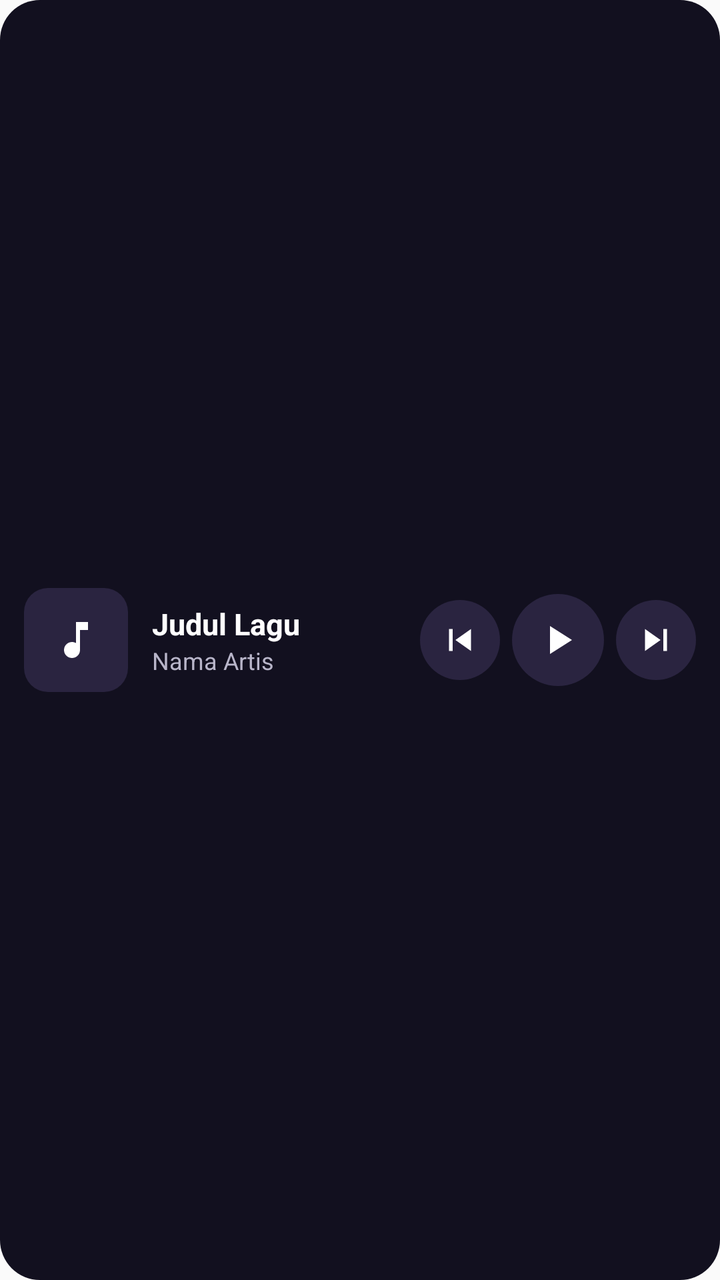
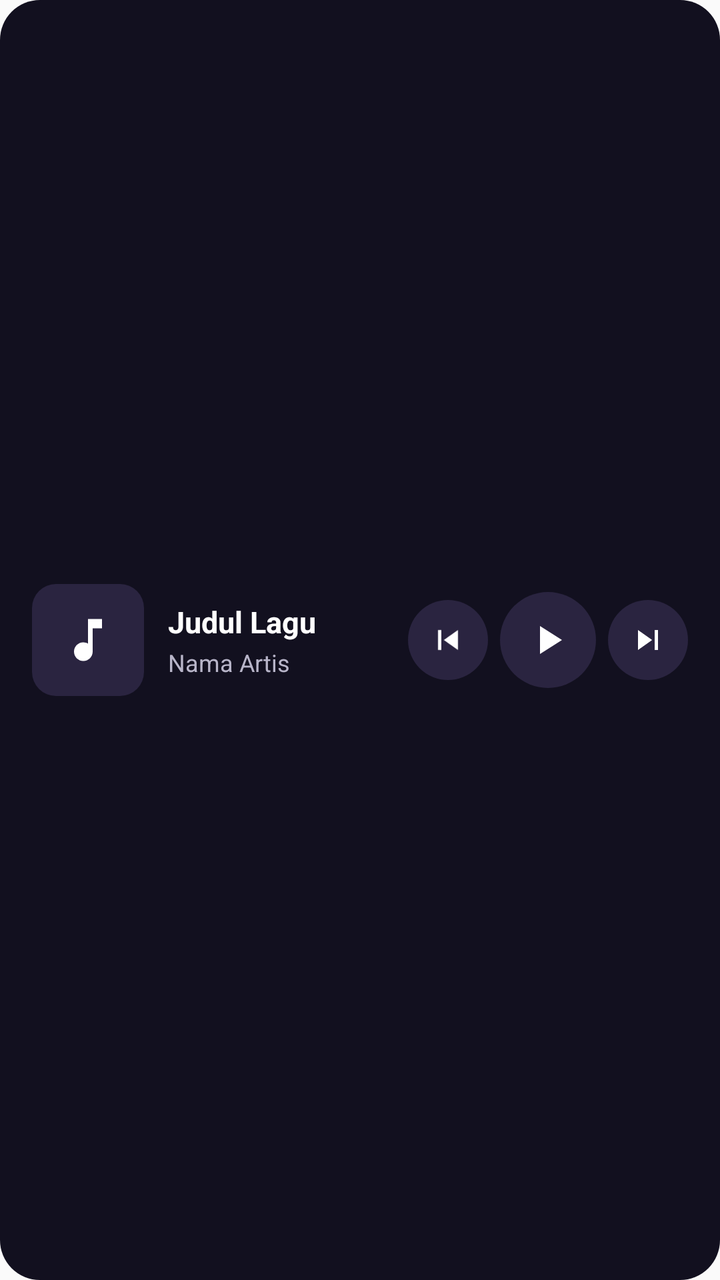

Before-and-after screenshots of an Android layout around one commit, followed by the original layout XML and the change that was made.
<!-- AndroidManifest.xml: application theme Theme.MusicOrbit -->
<!-- res/layout/widget_preview.xml -->
<?xml version="1.0" encoding="utf-8"?>
<LinearLayout xmlns:android="http://schemas.android.com/apk/res/android"
    android:layout_width="match_parent"
    android:layout_height="match_parent"
    android:orientation="horizontal"
    android:gravity="center_vertical"
    android:background="@drawable/widget_preview_bg"
    android:padding="12dp">

    <ImageView
        android:layout_width="52dp"
        android:layout_height="52dp"
        android:background="@drawable/widget_art_bg"
        android:padding="14dp"
        android:scaleType="fitCenter"
        android:src="@drawable/ic_stat_music"
        android:contentDescription="@null" />

    <LinearLayout
        android:layout_width="0dp"
        android:layout_height="wrap_content"
        android:layout_weight="1"
        android:layout_marginStart="12dp"
        android:orientation="vertical">

        <TextView
            android:layout_width="match_parent"
            android:layout_height="wrap_content"
            android:maxLines="1"
            android:ellipsize="end"
            android:text="@string/widget_preview_title"
            android:textColor="#FFFFFFFF"
            android:textSize="15sp"
            android:textStyle="bold" />

        <TextView
            android:layout_width="match_parent"
            android:layout_height="wrap_content"
            android:maxLines="1"
            android:ellipsize="end"
            android:text="@string/widget_preview_artist"
            android:textColor="#FFB8B5C9"
            android:textSize="12sp" />
    </LinearLayout>

    <ImageView
        android:layout_width="40dp"
        android:layout_height="40dp"
        android:background="@drawable/widget_button_bg"
        android:padding="9dp"
        android:src="@drawable/ic_widget_prev"
        android:contentDescription="@null" />

    <ImageView
        android:layout_width="46dp"
        android:layout_height="46dp"
        android:layout_marginStart="6dp"
        android:background="@drawable/widget_button_bg"
        android:padding="11dp"
        android:src="@drawable/ic_widget_play"
        android:contentDescription="@null" />

    <ImageView
        android:layout_width="40dp"
        android:layout_height="40dp"
        android:layout_marginStart="6dp"
        android:background="@drawable/widget_button_bg"
        android:padding="9dp"
        android:src="@drawable/ic_widget_next"
        android:contentDescription="@null" />
</LinearLayout>
<!-- resources referenced by this layout -->
<resources>
  <!-- drawable ic_stat_music (drawable) -->
  <vector xmlns:android="http://schemas.android.com/apk/res/android"
      android:width="24dp"
      android:height="24dp"
      android:viewportWidth="24"
      android:viewportHeight="24"
      android:tint="#FFFFFF">
      <path
          android:fillColor="#FFFFFF"
          android:pathData="M12,3v10.55c-0.59,-0.34 -1.27,-0.55 -2,-0.55 -2.21,0 -4,1.79 -4,4s1.79,4 4,4 4,-1.79 4,-4V7h4V3h-6z" />
  </vector>
  <!-- drawable ic_widget_next (drawable) -->
  <vector xmlns:android="http://schemas.android.com/apk/res/android"
      android:width="24dp"
      android:height="24dp"
      android:viewportWidth="24"
      android:viewportHeight="24"
      android:tint="#FFFFFFFF">
      <path
          android:fillColor="#FFFFFFFF"
          android:pathData="M6,18l8.5,-6L6,6v12zM16,6v12h2V6h-2z" />
  </vector>
  <!-- drawable ic_widget_play (drawable) -->
  <vector xmlns:android="http://schemas.android.com/apk/res/android"
      android:width="24dp"
      android:height="24dp"
      android:viewportWidth="24"
      android:viewportHeight="24"
      android:tint="#FFFFFFFF">
      <path
          android:fillColor="#FFFFFFFF"
          android:pathData="M8,5v14l11,-7z" />
  </vector>
  <!-- drawable ic_widget_prev (drawable) -->
  <vector xmlns:android="http://schemas.android.com/apk/res/android"
      android:width="24dp"
      android:height="24dp"
      android:viewportWidth="24"
      android:viewportHeight="24"
      android:tint="#FFFFFFFF">
      <path
          android:fillColor="#FFFFFFFF"
          android:pathData="M6,6h2v12L6,18zM9.5,12l8.5,6L18,6z" />
  </vector>
  <!-- drawable widget_art_bg (drawable) -->
  <?xml version="1.0" encoding="utf-8"?>
  <shape xmlns:android="http://schemas.android.com/apk/res/android"
      android:shape="rectangle">
      <solid android:color="#2A2440" />
      <corners android:radius="12dp" />
  </shape>
  <!-- drawable widget_button_bg (drawable) -->
  <?xml version="1.0" encoding="utf-8"?>
  <shape xmlns:android="http://schemas.android.com/apk/res/android"
      android:shape="oval">
      <solid android:color="#2A2440" />
  </shape>
  <!-- drawable widget_preview_bg (drawable) -->
  <?xml version="1.0" encoding="utf-8"?>
  <shape xmlns:android="http://schemas.android.com/apk/res/android"
      android:shape="rectangle">
      <solid android:color="#12101F" />
      <corners android:radius="20dp" />
  </shape>
  <string name="widget_preview_artist">Nama Artis</string>
  <string name="widget_preview_title">Judul Lagu</string>
  <style name="Theme.MusicOrbit" parent="Theme.AppCompat.Light.NoActionBar">
          
          <item name="android:windowBackground">?android:colorBackground</item>
          <item name="android:statusBarColor">@android:color/transparent</item>
          <item name="android:navigationBarColor">@android:color/transparent</item>
          <item name="android:windowLightStatusBar">true</item>
      </style>
</resources>

<!-- the commit's change to res/layout/widget_preview.xml (unified diff, before → after) -->
@@ -5,17 +5,23 @@
     android:orientation="horizontal"
     android:gravity="center_vertical"
     android:background="@drawable/widget_preview_bg"
-    android:padding="12dp">
+    android:padding="16dp">
 
-    <ImageView
-        android:layout_width="52dp"
-        android:layout_height="52dp"
-        android:background="@drawable/widget_art_bg"
-        android:padding="14dp"
-        android:scaleType="fitCenter"
-        android:src="@drawable/ic_stat_music"
-        android:contentDescription="@null" />
+    
+    <FrameLayout
+        android:layout_width="56dp"
+        android:layout_height="56dp"
+        android:background="@drawable/widget_art_bg">
 
+        <ImageView
+            android:layout_width="28dp"
+            android:layout_height="28dp"
+            android:layout_gravity="center"
+            android:src="@drawable/ic_stat_music"
+            android:contentDescription="@null" />
+    </FrameLayout>
+
+    
     <LinearLayout
         android:layout_width="0dp"
         android:layout_height="wrap_content"
@@ -36,6 +42,7 @@
         <TextView
             android:layout_width="match_parent"
             android:layout_height="wrap_content"
+            android:layout_marginTop="2dp"
             android:maxLines="1"
             android:ellipsize="end"
             android:text="@string/widget_preview_artist"
@@ -43,29 +50,39 @@
             android:textSize="12sp" />
     </LinearLayout>
 
-    <ImageView
-        android:layout_width="40dp"
-        android:layout_height="40dp"
-        android:background="@drawable/widget_button_bg"
-        android:padding="9dp"
-        android:src="@drawable/ic_widget_prev"
-        android:contentDescription="@null" />
+    
+    <LinearLayout
+        android:layout_width="wrap_content"
+        android:layout_height="wrap_content"
+        android:layout_marginStart="8dp"
+        android:orientation="horizontal"
+        android:gravity="center_vertical">
 
-    <ImageView
-        android:layout_width="46dp"
-        android:layout_height="46dp"
-        android:layout_marginStart="6dp"
-        android:background="@drawable/widget_button_bg"
-        android:padding="11dp"
-        android:src="@drawable/ic_widget_play"
-        android:contentDescription="@null" />
+        <ImageView
+            android:layout_width="40dp"
+            android:layout_height="40dp"
+            android:background="@drawable/widget_button_bg"
+            android:padding="10dp"
+            android:src="@drawable/ic_widget_prev"
+            android:contentDescription="@null" />
 
-    <ImageView
-        android:layout_width="40dp"
-        android:layout_height="40dp"
-        android:layout_marginStart="6dp"
-        android:background="@drawable/widget_button_bg"
-        android:padding="9dp"
-        android:src="@drawable/ic_widget_next"
-        android:contentDescription="@null" />
+        <ImageView
+            android:layout_width="48dp"
+            android:layout_height="48dp"
+            android:layout_marginStart="6dp"
+            android:background="@drawable/widget_button_bg"
+            android:padding="12dp"
+            android:src="@drawable/ic_widget_play"
+            android:contentDescription="@null" />
+
+        <ImageView
+            android:layout_width="40dp"
+            android:layout_height="40dp"
+            android:layout_marginStart="6dp"
+            android:background="@drawable/widget_button_bg"
+            android:padding="10dp"
+            android:src="@drawable/ic_widget_next"
+            android:contentDescription="@null" />
+    </LinearLayout>
+
 </LinearLayout>
